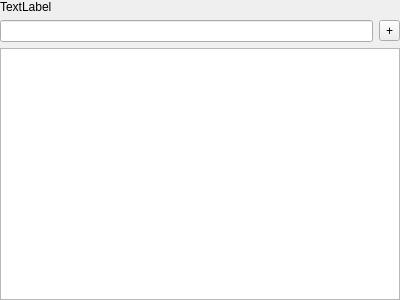
Flk427/edth, file source/CSelectHelper.ui: the form before one commit.
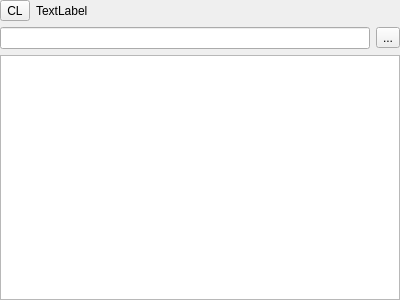
The form after the commit.

```diff
--- a/source/CSelectHelper.ui
+++ b/source/CSelectHelper.ui
@@ -30,18 +30,26 @@
     <number>0</number>
    </property>
    <item>
+    <layout class="QHBoxLayout" name="horizontalLayout_2">
+     <item>
+      <widget class="QToolButton" name="clearToolButton">
+       <property name="enabled">
+        <bool>true</bool>
+       </property>
+       <property name="text">
+        <string>CL</string>
+       </property>
+      </widget>
+     </item>
+     <item>
     <widget class="QLabel" name="label">
-     <property name="sizePolicy">
-      <sizepolicy hsizetype="Preferred" vsizetype="Preferred">
-       <horstretch>0</horstretch>
-       <verstretch>0</verstretch>
-      </sizepolicy>
-     </property>
      <property name="text">
       <string>TextLabel</string>
      </property>
     </widget>
    </item>
+    </layout>
+   </item>
    <item>
     <layout class="QHBoxLayout" name="horizontalLayout">
      <item>
@@ -50,7 +58,7 @@
      <item>
       <widget class="QToolButton" name="addToolButton">
        <property name="text">
-        <string>+</string>
+        <string>...</string>
        </property>
       </widget>
      </item>
```
Lines whose indentation alone changed are shown as unchanged.
